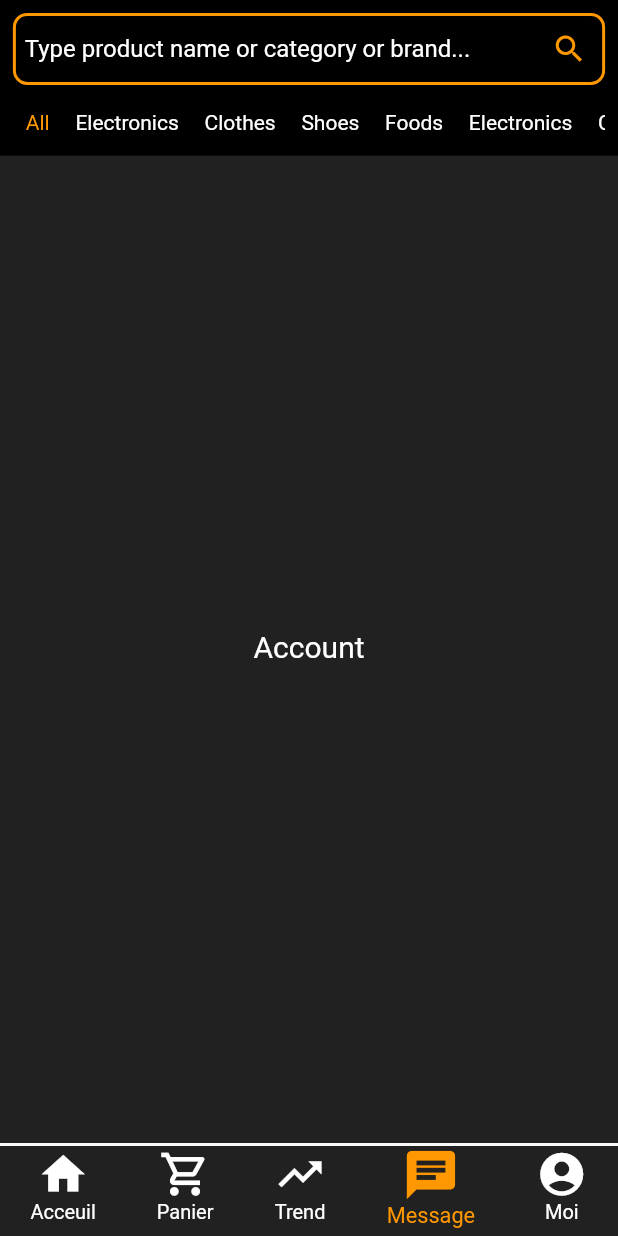
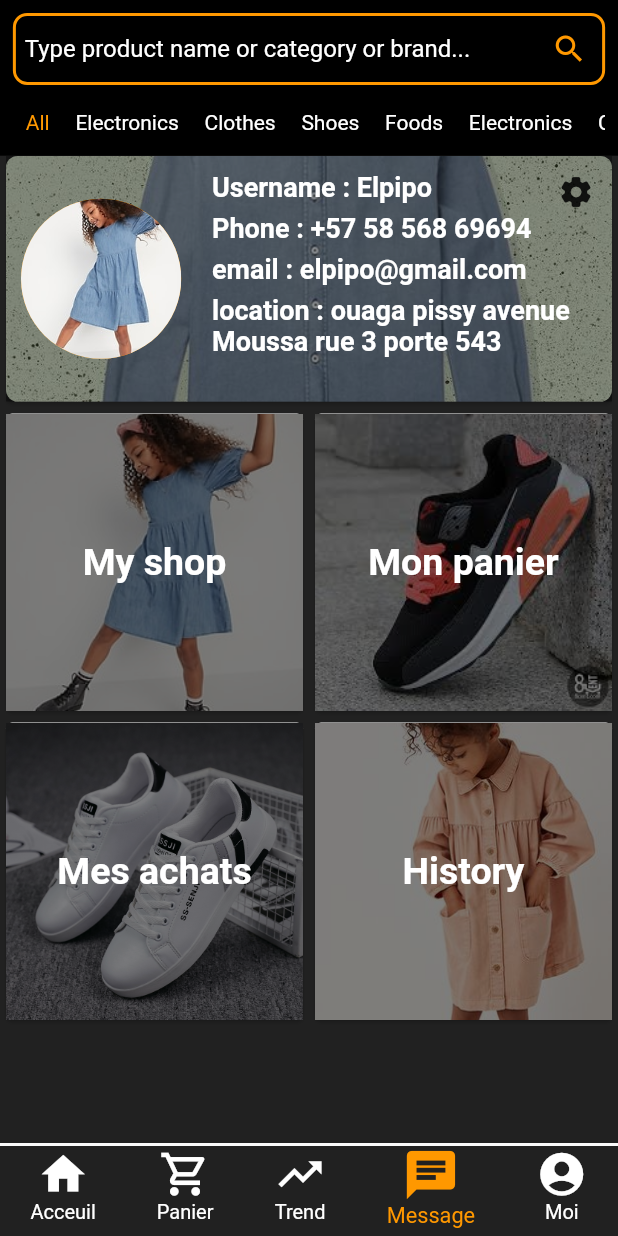
Before and after one commit to elsanal/Open-Shop, a Flutter app: the screen it shows after launch, item 4 of the bottom bar chosen, on a phone screen of 412 x 824 dp. Run offline on Flutter 3.47's test engine with Material 2 defaults, Android fonts, the phone set to English and light mode, and no system bars; our stand-ins replace flutter_screenutil.

Commit message:
account page

```diff
--- /dev/null
+++ b/lib/Decorations/text_deco.dart
@@ -0,0 +1,9 @@
+
+import 'package:flutter/cupertino.dart';
+import 'package:flutter/material.dart';
+
+TextStyle style =  const TextStyle(
+  fontSize: 18,
+  fontWeight: FontWeight.w600,
+  color: Colors.white
+);
--- a/lib/MainPages/Account/account.dart
+++ b/lib/MainPages/Account/account.dart
@@ -1,4 +1,7 @@
 import 'package:flutter/material.dart';
+import 'package:openshop/MainPages/Account/account_header.dart';
+
+import 'account_body.dart';
 
 class Account extends StatefulWidget {
   const Account({Key? key}) : super(key: key);
@@ -10,9 +13,12 @@ class Account extends StatefulWidget {
 class _AccountState extends State<Account> {
   @override
   Widget build(BuildContext context) {
-    return const Center(
-      child: Text("Account",
-        style: TextStyle(color: Colors.white, fontSize: 20),),
+    return CustomScrollView(
+      physics: const ScrollPhysics(),
+      slivers: [
+        accountHeader(context),
+        accountBody(context),
+      ],
     );
   }
 }
--- /dev/null
+++ b/lib/MainPages/Account/account_body.dart
@@ -0,0 +1,45 @@
+import 'package:flutter/material.dart';
+import 'package:flutter_screenutil/flutter_screenutil.dart';
+
+Widget accountBody(BuildContext context){
+  final width = MediaQuery.of(context).size.width;
+  final height = MediaQuery.of(context).size.height;
+  return SliverToBoxAdapter(
+    child: GridView(
+      shrinkWrap: true,
+      physics: const NeverScrollableScrollPhysics(),
+      gridDelegate: const SliverGridDelegateWithFixedCrossAxisCount(
+          crossAxisCount: 2
+      ),
+      children: [
+        accountItemCard(0, "My shop",width),
+        accountItemCard(1, "Mon panier",width),
+        accountItemCard(2, "Mes achats",width),
+        accountItemCard(3, "History",width),
+    ],),
+  );
+}
+
+Widget accountItemCard(int index, String tittle, double width){
+  return Card(
+    color: Colors.white,
+    child: Stack(
+      children: [
+        Positioned(
+          bottom: 0,right: 0,left: 0,top: 0,
+          child: Image.asset(
+            'assets/img${1+index}.jpeg',
+            fit: BoxFit.cover,
+            colorBlendMode: BlendMode.darken,
+            color: Colors.black87.withOpacity(0.5),
+          ),
+        ),
+        Center(child: Text(tittle, style: const TextStyle(
+          fontSize: 25,
+          fontWeight: FontWeight.bold,
+          color: Colors.white
+        ),),)
+      ],
+    ),
+  );
+}
--- /dev/null
+++ b/lib/MainPages/Account/account_header.dart
@@ -0,0 +1,95 @@
+import 'dart:ui';
+
+import 'package:flutter/material.dart';
+import 'package:flutter_screenutil/flutter_screenutil.dart';
+import 'package:openshop/Decorations/text_deco.dart';
+
+Widget accountHeader(BuildContext context) {
+  final width = MediaQuery.of(context).size.width;
+  return SliverAppBar(
+  floating: true,
+    pinned: false,
+    snap: false,
+    leading: Container(),
+    backgroundColor: Colors.transparent,
+    expandedHeight: ScreenUtil().setHeight(400),
+    excludeHeaderSemantics: true,
+
+    flexibleSpace: FlexibleSpaceBar(
+      background: Card(
+        color: Colors.transparent,
+        child: Container(
+          height: ScreenUtil().setHeight(300),
+          width: width,
+          // margin: EdgeInsets.only(
+          //   left: ScreenUtil().setWidth(5),
+          //   right: ScreenUtil().setWidth(5),
+          // ),
+          decoration:BoxDecoration(
+            image: const DecorationImage(
+              image: AssetImage("assets/img6.jpeg"),
+              fit: BoxFit.cover
+            ),
+            borderRadius: BorderRadius.all(
+              Radius.circular(ScreenUtil().setWidth(20))
+            )
+          ),
+          child: Stack(
+            children:  [
+              Positioned(
+                top: 0,
+                  bottom: 0,
+                  left: 0,
+                  right: 0,
+                  child: Container(
+                    color: Colors.black87.withOpacity(0.4),
+                  ),
+              ),
+            Positioned(
+              top: 0,
+                right: 0,
+                child: IconButton(
+                  icon: const Icon(Icons.settings_rounded),
+                  onPressed: () {  },)),
+
+            Positioned(
+              left: 10,
+              top: 0,
+              bottom: 0,
+              child: CircleAvatar(
+                radius: ScreenUtil().setWidth(140),
+                backgroundColor: Colors.orange,
+                backgroundImage: const AssetImage("assets/img1.jpeg"),
+
+              ),
+            ),
+            Positioned(
+              top: 10,
+              bottom: 0,
+              left: ScreenUtil().setWidth(360),
+              width: width-ScreenUtil().setWidth(365),
+              child: SizedBox(
+                height: ScreenUtil().setHeight(300),
+                child: Column(
+                  crossAxisAlignment: CrossAxisAlignment.start,
+                  children: [
+                Text("Username : Elpipo", style: style,),
+                SizedBox(height: ScreenUtil().setHeight(15),),
+                Text("Phone : +57 58 568 69694", style: style,),
+                SizedBox(height: ScreenUtil().setHeight(15),),
+                Text("email : elpipo@gmail.com", style: style),
+                SizedBox(height: ScreenUtil().setHeight(15),),
+                Text("location : ouaga pissy avenue Moussa rue 3 porte 543",
+                    style: style,
+                  maxLines: 4,
+                  // overflow: TextOverflow.clip,
+                )
+              ],),),
+            )
+
+          ],),
+        ),
+      ),
+    ),
+  );
+}
```
